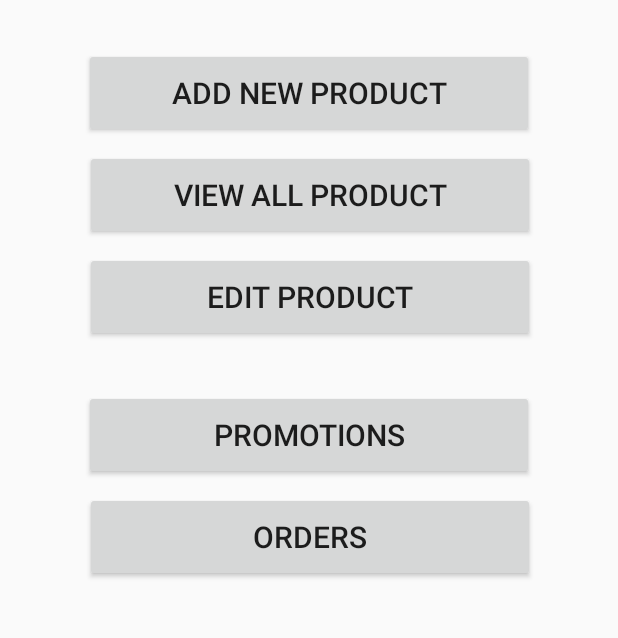
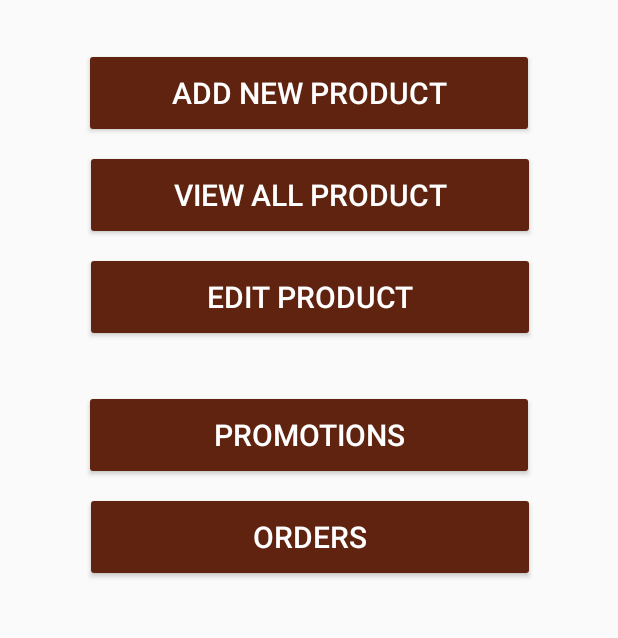
Before and after one commit to IndrachapaSenanayaka/Coffee-Lovers-Mr.Coffee, an Android app: the admin_landing_page screen opened directly, with no data from a screen before it, on a phone screen of 412 x 824 dp, the part 488-1126 px from its top. Run offline under Robolectric (Android 15) with nearby library versions, the phone set to English and light mode, and no system bars.

Commit message:
some little changes

```diff
--- a/app/src/main/java/com/example/coffee_lovers_mrcoffee/adapters/ProductUpdateAdapter.java
+++ b/app/src/main/java/com/example/coffee_lovers_mrcoffee/adapters/ProductUpdateAdapter.java
@@ -59,7 +59,7 @@ public class ProductUpdateAdapter extends FirebaseRecyclerAdapter<Product, Produ
             public void onClick(View v) {
                 final DialogPlus dialogPlus = DialogPlus.newDialog(holder.img.getContext())
                         .setContentHolder(new ViewHolder(R.layout.activity_product_update_popup))
-                        .setExpanded(true,1100)
+                        .setExpanded(true,1200)
                         .create();
 
                 View view = dialogPlus.getHolderView();
--- a/app/src/main/res/layout/activity_add_product.xml
+++ b/app/src/main/res/layout/activity_add_product.xml
@@ -61,9 +61,8 @@
       android:layout_width="116dp"
       android:layout_height="44dp"
       android:layout_marginStart="24dp"
-      android:layout_marginLeft="24dp"
       android:layout_marginTop="104dp"
-      android:text="@string/ed_addimage"
+      android:text="@string/ed_add_name"
       android:textColor="@color/black"
       app:layout_constraintStart_toStartOf="parent"
       app:layout_constraintTop_toBottomOf="@+id/ed_addimage" />
--- a/app/src/main/res/layout/activity_admin_landing_page.xml
+++ b/app/src/main/res/layout/activity_admin_landing_page.xml
@@ -35,8 +35,10 @@
         android:layout_width="300dp"
         android:layout_height="60dp"
         android:layout_marginTop="32dp"
+        android:backgroundTint="@color/button_background"
         android:onClick="addProductDetails"
         android:text="@string/addProduct"
+        android:textColor="@color/button_text"
         android:textSize="20sp"
         app:layout_constraintEnd_toEndOf="parent"
         app:layout_constraintHorizontal_bias="0.5"
@@ -48,8 +50,10 @@
         android:layout_width="300dp"
         android:layout_height="60dp"
         android:layout_marginTop="8dp"
+        android:backgroundTint="@color/button_background"
         android:onClick="viewProduct"
         android:text="@string/viewAllProduct"
+        android:textColor="@color/button_text"
         android:textSize="20sp"
         app:layout_constraintEnd_toEndOf="parent"
         app:layout_constraintHorizontal_bias="0.504"
@@ -61,8 +65,10 @@
         android:layout_width="300dp"
         android:layout_height="60dp"
         android:layout_marginTop="8dp"
+        android:backgroundTint="@color/button_background"
         android:onClick="updateProductData"
         android:text="@string/editProduct"
+        android:textColor="@color/button_text"
         android:textSize="20sp"
         app:layout_constraintEnd_toEndOf="parent"
         app:layout_constraintHorizontal_bias="0.504"
@@ -74,7 +80,9 @@
         android:layout_width="300dp"
         android:layout_height="60dp"
         android:layout_marginTop="32dp"
+        android:backgroundTint="@color/button_background"
         android:text="@string/promotions"
+        android:textColor="@color/button_text"
         android:textSize="20sp"
         app:layout_constraintEnd_toEndOf="parent"
         app:layout_constraintHorizontal_bias="0.5"
@@ -86,7 +94,9 @@
         android:layout_width="300dp"
         android:layout_height="60dp"
         android:layout_marginTop="8dp"
+        android:backgroundTint="@color/button_background"
         android:text="@string/order"
+        android:textColor="@color/button_text"
         android:textSize="20sp"
         app:layout_constraintEnd_toEndOf="parent"
         app:layout_constraintHorizontal_bias="0.504"
--- a/app/src/main/res/values/strings.xml
+++ b/app/src/main/res/values/strings.xml
@@ -17,7 +17,6 @@
     <string name="signup_bottom_line">Already have an account?</string>
     <string name="cus_view_head">Hello John!</string>
     <string name="ed_addimage">Add Product Image :</string>
-    <string name="ed_add_name">"Add Product Name : "</string>
     <string name="ed_name">Product Name</string>
     <string name="ed_add_price">Add Product Price :</string>
     <string name="ed_price">Product Price</string>
@@ -65,4 +64,5 @@
     <string name="editProduct">Edit Product</string>
     <string name="promotions">Promotions</string>
     <string name="order">Orders</string>
+    <string name="ed_add_name">Add Product Name :</string>
 </resources>
```
